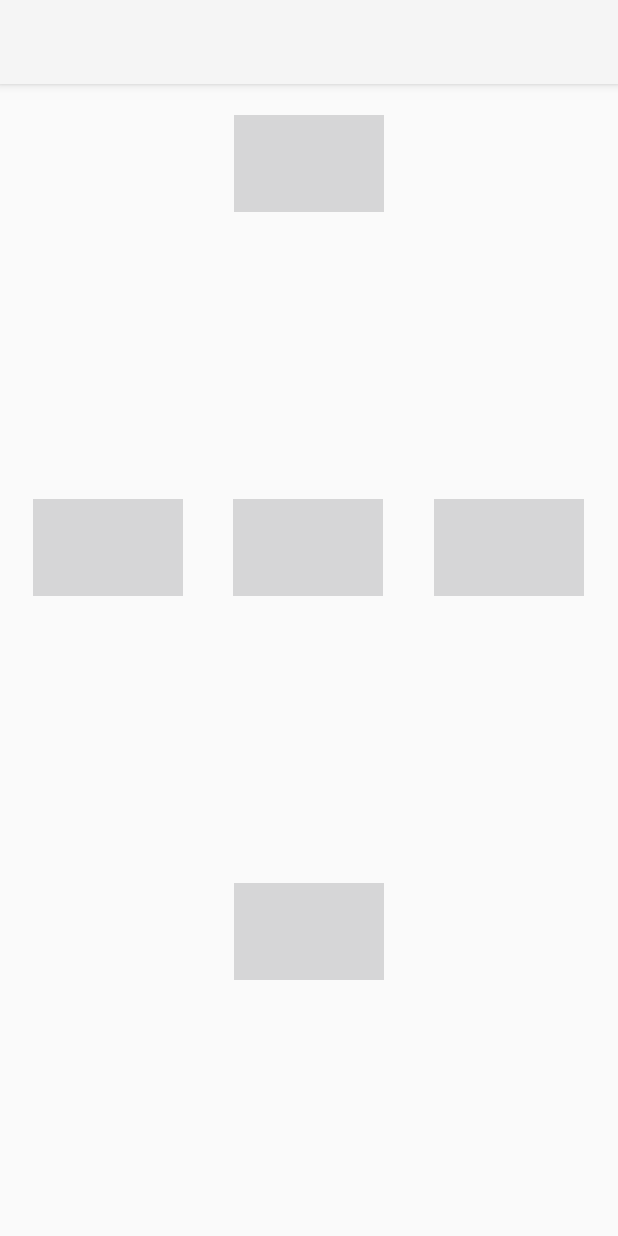
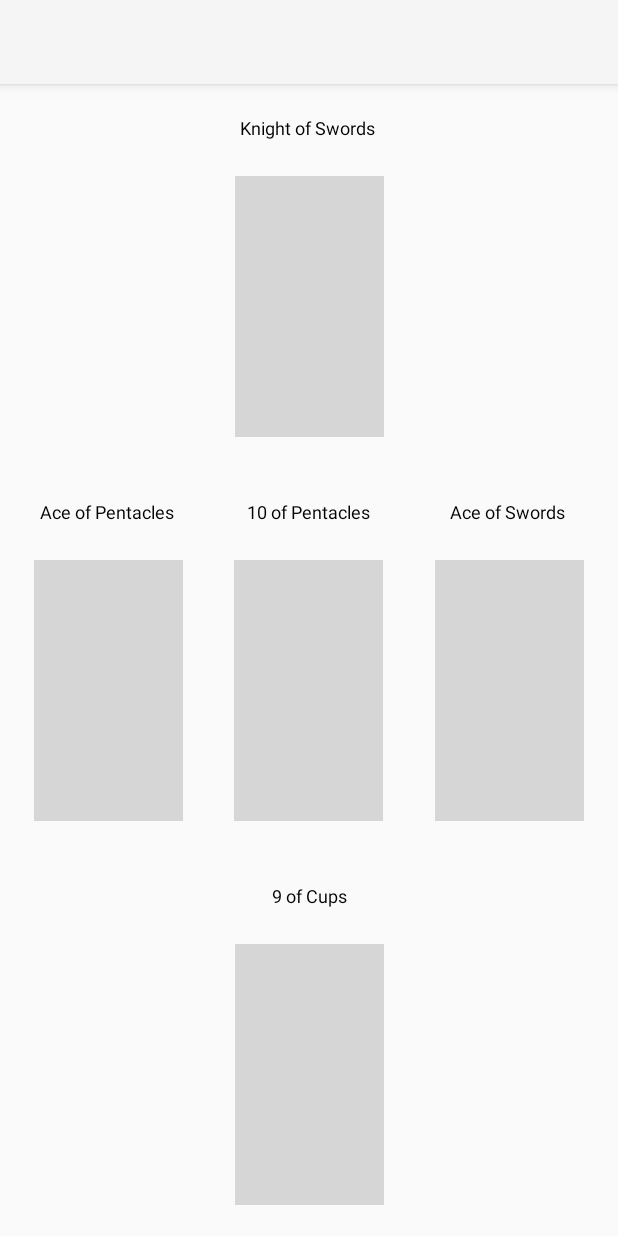
Before and after one commit to Fred374/Tarot, an Android app: the FiveCardSpreadActivity screen opened directly, with no data from a screen before it, on a phone screen of 412 x 824 dp. Run offline under Robolectric (Android 15) with nearby library versions, the phone set to English and light mode, and no system bars; our stand-ins replace Room's generated code.

Commit message:
logic for drawing and displaying 5 card spread

```diff
--- a/app/src/main/java/com/example/tarot/FiveCardSpreadActivity.java
+++ b/app/src/main/java/com/example/tarot/FiveCardSpreadActivity.java
@@ -1,8 +1,11 @@
 package com.example.tarot;
 
 import androidx.appcompat.app.AppCompatActivity;
+import androidx.core.content.ContextCompat;
 
+import android.graphics.drawable.Drawable;
 import android.os.Bundle;
+import android.widget.ImageView;
 import android.widget.TextView;
 
 import java.util.NavigableSet;
@@ -16,6 +19,7 @@
         setContentView(R.layout.activity_five_card_spread);
 
         int[] txtVws = {R.id.card1, R.id.card2, R.id.card3, R.id.card4, R.id.card5};
+        int[] imgVws = {R.id.card1_image, R.id.card2_image, R.id.card3_image, R.id.card4_image, R.id.card5_image};
         NavigableSet<Integer> vals = new TreeSet();
         while (vals.size() < 5) {
             vals.add((int) (Math.random() * 78));
@@ -27,7 +31,10 @@
                 for (int i = 0; i < cards.size(); i++) {
                     TextView txt = findViewById(txtVws[i]);
                     txt.setText(cards.get(i).getName());
-                    txt.setCompoundDrawablesWithIntrinsicBounds(0, cards.get(i).getDraw(), 0, 0);
+
+                    ImageView img = findViewById(imgVws[i]);
+                    Drawable drawable = ContextCompat.getDrawable(getApplicationContext(), cards.get(i).getDraw());
+                    img.setImageDrawable(drawable);
                 }
             }
         });
```
